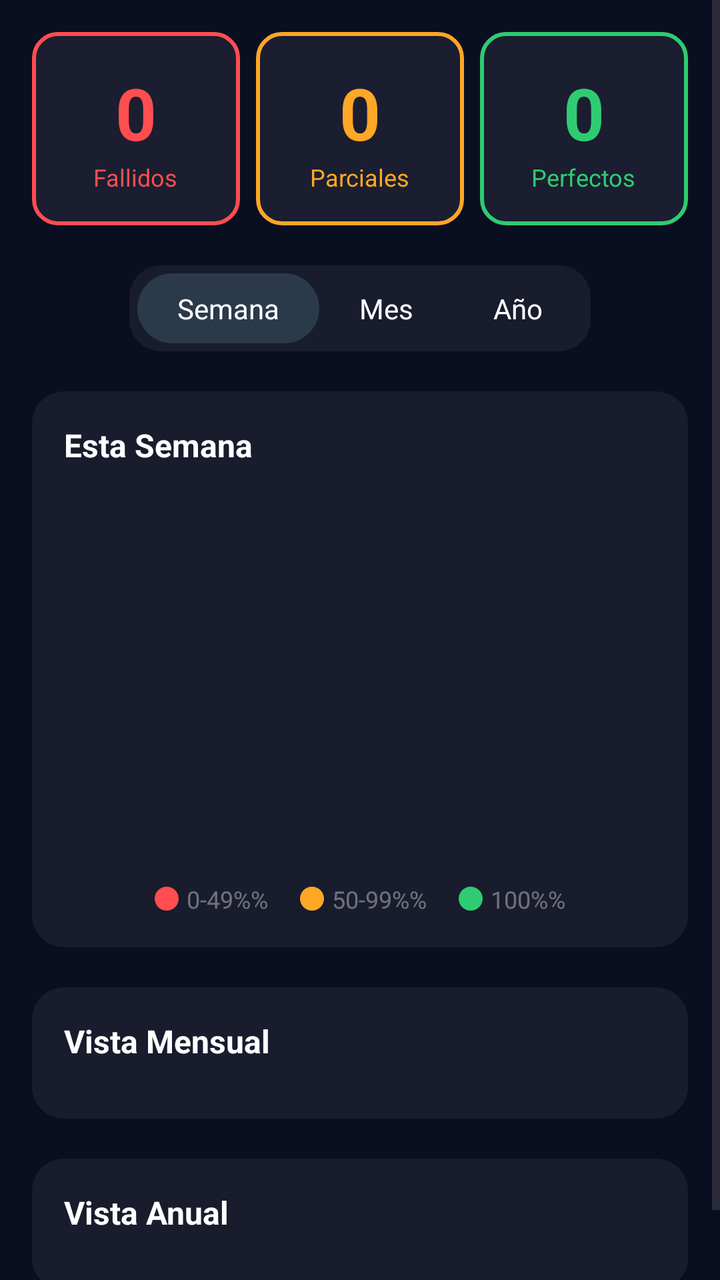
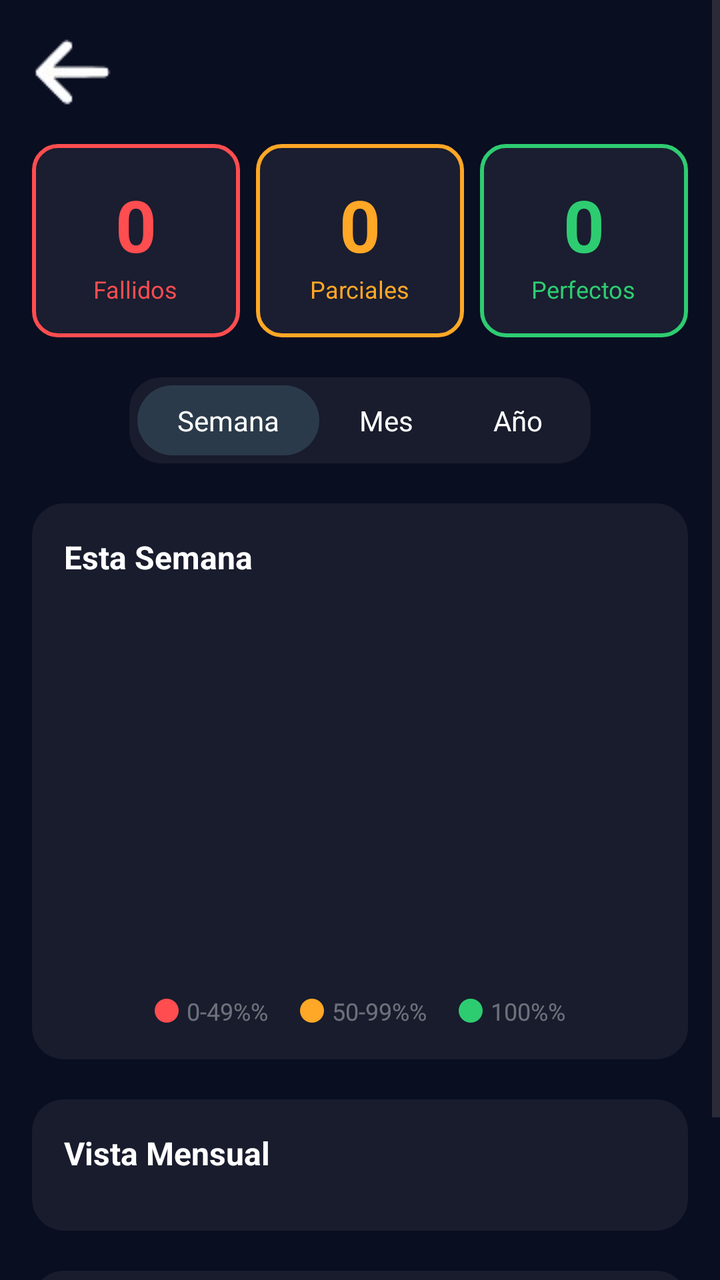

Two renders of the same Android screen: before a commit and after it. Below are the layout's source before the change and the commit's diff.
<!-- AndroidManifest.xml: application theme Theme.Consty_Group -->
<!-- res/layout/fragment_historial_de_avitos.xml -->
<?xml version="1.0" encoding="utf-8"?>
<ScrollView xmlns:android="http://schemas.android.com/apk/res/android"
    xmlns:tools="http://schemas.android.com/tools"
    android:layout_width="match_parent"
    android:layout_height="match_parent"
    android:background="@color/backgroundColo"
    android:fillViewport="true"
    tools:context=".main.abito.HistorialDeAvitosFragment">

    <LinearLayout
        android:layout_width="match_parent"
        android:layout_height="wrap_content"
        android:orientation="vertical"
        android:paddingHorizontal="16dp"
        android:paddingTop="16dp"
        android:paddingBottom="32dp">

        
        <LinearLayout
            android:layout_width="match_parent"
            android:layout_height="wrap_content"
            android:orientation="horizontal"
            android:gravity="center">

            
            <LinearLayout
                android:layout_width="0dp"
                android:layout_height="wrap_content"
                android:layout_weight="1"
                android:layout_marginEnd="8dp"
                android:background="@drawable/bg_box_fallido"
                android:gravity="center"
                android:orientation="vertical"
                android:padding="16dp">

                <TextView
                    android:id="@+id/tvFallidoCount"
                    android:layout_width="wrap_content"
                    android:layout_height="wrap_content"
                    android:text="0"
                    android:textColor="@color/historial_rojo"
                    android:textSize="36sp"
                    android:textStyle="bold" />

                <TextView
                    android:layout_width="wrap_content"
                    android:layout_height="wrap_content"
                    android:text="@string/fallidos"
                    android:textColor="@color/historial_rojo"
                    android:textSize="12sp" />
            </LinearLayout>

            
            <LinearLayout
                android:layout_width="0dp"
                android:layout_height="wrap_content"
                android:layout_weight="1"
                android:layout_marginEnd="8dp"
                android:background="@drawable/bg_box_parcial"
                android:gravity="center"
                android:orientation="vertical"
                android:padding="16dp">

                <TextView
                    android:id="@+id/tvParcialCount"
                    android:layout_width="wrap_content"
                    android:layout_height="wrap_content"
                    android:text="0"
                    android:textColor="@color/historial_amarillo"
                    android:textSize="36sp"
                    android:textStyle="bold" />

                <TextView
                    android:layout_width="wrap_content"
                    android:layout_height="wrap_content"
                    android:text="@string/parciales"
                    android:textColor="@color/historial_amarillo"
                    android:textSize="12sp" />
            </LinearLayout>

            
            <LinearLayout
                android:layout_width="0dp"
                android:layout_height="wrap_content"
                android:layout_weight="1"
                android:background="@drawable/bg_box_perfecto"
                android:gravity="center"
                android:orientation="vertical"
                android:padding="16dp">

                <TextView
                    android:id="@+id/tvPerfectoCount"
                    android:layout_width="wrap_content"
                    android:layout_height="wrap_content"
                    android:text="0"
                    android:textColor="@color/historial_verde"
                    android:textSize="36sp"
                    android:textStyle="bold" />

                <TextView
                    android:layout_width="wrap_content"
                    android:layout_height="wrap_content"
                    android:text="@string/perfectos"
                    android:textColor="@color/historial_verde"
                    android:textSize="12sp" />
            </LinearLayout>
        </LinearLayout>

        
        <LinearLayout
            android:layout_width="wrap_content"
            android:layout_height="wrap_content"
            android:layout_gravity="center"
            android:layout_marginTop="20dp"
            android:background="@drawable/bg_card_historial"
            android:orientation="horizontal"
            android:padding="4dp">

            <TextView
                android:id="@+id/tabSemana"
                android:layout_width="wrap_content"
                android:layout_height="wrap_content"
                android:background="@drawable/bg_tab_selected"
                android:paddingHorizontal="20dp"
                android:paddingVertical="8dp"
                android:text="@string/semana"
                android:textColor="@color/white"
                android:textSize="14sp" />

            <TextView
                android:id="@+id/tabMes"
                android:layout_width="wrap_content"
                android:layout_height="wrap_content"
                android:background="@drawable/bg_tab_unselected"
                android:paddingHorizontal="20dp"
                android:paddingVertical="8dp"
                android:text="@string/mes"
                android:textColor="@color/white"
                android:textSize="14sp" />

            <TextView
                android:id="@+id/tabAnio"
                android:layout_width="wrap_content"
                android:layout_height="wrap_content"
                android:background="@drawable/bg_tab_unselected"
                android:paddingHorizontal="20dp"
                android:paddingVertical="8dp"
                android:text="@string/anio"
                android:textColor="@color/white"
                android:textSize="14sp" />
        </LinearLayout>

        
        <LinearLayout
            android:id="@+id/cardSemana"
            android:layout_width="match_parent"
            android:layout_height="wrap_content"
            android:layout_marginTop="20dp"
            android:background="@drawable/bg_card_historial"
            android:orientation="vertical"
            android:padding="16dp">

            
            <LinearLayout
                android:layout_width="match_parent"
                android:layout_height="wrap_content"
                android:orientation="horizontal">

                <TextView
                    android:layout_width="0dp"
                    android:layout_height="wrap_content"
                    android:layout_weight="1"
                    android:text="@string/esta_semana"
                    android:textColor="@color/white"
                    android:textSize="16sp"
                    android:textStyle="bold" />

                <TextView
                    android:id="@+id/tvRangoSemana"
                    android:layout_width="wrap_content"
                    android:layout_height="wrap_content"
                    android:textColor="@color/TextoGris"
                    android:textSize="14sp" />
            </LinearLayout>

            
            <LinearLayout
                android:id="@+id/barChartContainer"
                android:layout_width="match_parent"
                android:layout_height="180dp"
                android:layout_marginTop="16dp"
                android:gravity="bottom"
                android:orientation="horizontal" />

            
            <LinearLayout
                android:layout_width="match_parent"
                android:layout_height="wrap_content"
                android:layout_marginTop="12dp"
                android:gravity="center"
                android:orientation="horizontal">

                <View
                    android:layout_width="12dp"
                    android:layout_height="12dp"
                    android:background="@drawable/bg_legend_dot_rojo" />

                <TextView
                    android:layout_width="wrap_content"
                    android:layout_height="wrap_content"
                    android:layout_marginStart="4dp"
                    android:layout_marginEnd="16dp"
                    android:text="@string/leyenda_rojo"
                    android:textColor="@color/TextoGris"
                    android:textSize="12sp" />

                <View
                    android:layout_width="12dp"
                    android:layout_height="12dp"
                    android:background="@drawable/bg_legend_dot_amarillo" />

                <TextView
                    android:layout_width="wrap_content"
                    android:layout_height="wrap_content"
                    android:layout_marginStart="4dp"
                    android:layout_marginEnd="16dp"
                    android:text="@string/leyenda_amarillo"
                    android:textColor="@color/TextoGris"
                    android:textSize="12sp" />

                <View
                    android:layout_width="12dp"
                    android:layout_height="12dp"
                    android:background="@drawable/bg_legend_dot_verde" />

                <TextView
                    android:layout_width="wrap_content"
                    android:layout_height="wrap_content"
                    android:layout_marginStart="4dp"
                    android:text="@string/leyenda_verde"
                    android:textColor="@color/TextoGris"
                    android:textSize="12sp" />
            </LinearLayout>
        </LinearLayout>

        
        <LinearLayout
            android:id="@+id/cardMes"
            android:layout_width="match_parent"
            android:layout_height="wrap_content"
            android:layout_marginTop="20dp"
            android:background="@drawable/bg_card_historial"
            android:orientation="vertical"
            android:padding="16dp">

            <TextView
                android:id="@+id/tvTituloMes"
                android:layout_width="wrap_content"
                android:layout_height="wrap_content"
                android:layout_marginBottom="12dp"
                android:text="@string/vista_mensual"
                android:textColor="@color/white"
                android:textSize="16sp"
                android:textStyle="bold" />

            <GridLayout
                android:id="@+id/gridMensual"
                android:layout_width="match_parent"
                android:layout_height="wrap_content"
                android:columnCount="7" />
        </LinearLayout>

        
        <LinearLayout
            android:id="@+id/cardAnio"
            android:layout_width="match_parent"
            android:layout_height="wrap_content"
            android:layout_marginTop="20dp"
            android:background="@drawable/bg_card_historial"
            android:orientation="vertical"
            android:padding="16dp">

            <TextView
                android:id="@+id/tvTituloAnio"
                android:layout_width="wrap_content"
                android:layout_height="wrap_content"
                android:layout_marginBottom="12dp"
                android:text="@string/vista_anual"
                android:textColor="@color/white"
                android:textSize="16sp"
                android:textStyle="bold" />

            <LinearLayout
                android:id="@+id/containerAnual"
                android:layout_width="match_parent"
                android:layout_height="wrap_content"
                android:orientation="vertical" />
        </LinearLayout>

    </LinearLayout>
</ScrollView>
<!-- resources referenced by this layout -->
<resources>
  <color name="TextoGris">#5FFFFFFF</color>
  <color name="backgroundColo">#0A0E21</color>
  <color name="historial_amarillo">#FFA726</color>
  <color name="historial_rojo">#FF4D50</color>
  <color name="historial_verde">#2ECC71</color>
  <color name="white">#FFFFFFFF</color>
  <!-- drawable bg_box_fallido (drawable) -->
  <?xml version="1.0" encoding="utf-8"?>
  <shape xmlns:android="http://schemas.android.com/apk/res/android">
      <solid android:color="#1A1E30"/>
      <corners android:radius="12dp"/>
      <stroke android:width="2dp" android:color="@color/historial_rojo"/>
  </shape>
  <!-- drawable bg_box_parcial (drawable) -->
  <?xml version="1.0" encoding="utf-8"?>
  <shape xmlns:android="http://schemas.android.com/apk/res/android">
      <solid android:color="#1A1E30"/>
      <corners android:radius="12dp"/>
      <stroke android:width="2dp" android:color="@color/historial_amarillo"/>
  </shape>
  <!-- drawable bg_box_perfecto (drawable) -->
  <?xml version="1.0" encoding="utf-8"?>
  <shape xmlns:android="http://schemas.android.com/apk/res/android">
      <solid android:color="#1A1E30"/>
      <corners android:radius="12dp"/>
      <stroke android:width="2dp" android:color="@color/historial_verde"/>
  </shape>
  <!-- drawable bg_card_historial (drawable) -->
  <?xml version="1.0" encoding="utf-8"?>
  <shape xmlns:android="http://schemas.android.com/apk/res/android">
      <solid android:color="#181C2D"/>
      <corners android:radius="16dp"/>
  </shape>
  <!-- drawable bg_legend_dot_amarillo (drawable) -->
  <?xml version="1.0" encoding="utf-8"?>
  <shape xmlns:android="http://schemas.android.com/apk/res/android"
      android:shape="oval">
      <solid android:color="@color/historial_amarillo"/>
      <size android:width="12dp" android:height="12dp"/>
  </shape>
  <!-- drawable bg_legend_dot_rojo (drawable) -->
  <?xml version="1.0" encoding="utf-8"?>
  <shape xmlns:android="http://schemas.android.com/apk/res/android"
      android:shape="oval">
      <solid android:color="@color/historial_rojo"/>
      <size android:width="12dp" android:height="12dp"/>
  </shape>
  <!-- drawable bg_legend_dot_verde (drawable) -->
  <?xml version="1.0" encoding="utf-8"?>
  <shape xmlns:android="http://schemas.android.com/apk/res/android"
      android:shape="oval">
      <solid android:color="@color/historial_verde"/>
      <size android:width="12dp" android:height="12dp"/>
  </shape>
  <!-- drawable bg_tab_selected (drawable) -->
  <?xml version="1.0" encoding="utf-8"?>
  <shape xmlns:android="http://schemas.android.com/apk/res/android">
      <solid android:color="#2A3A4A"/>
      <corners android:radius="20dp"/>
  </shape>
  <!-- drawable bg_tab_unselected (drawable) -->
  <?xml version="1.0" encoding="utf-8"?>
  <shape xmlns:android="http://schemas.android.com/apk/res/android">
      <solid android:color="@android:color/transparent"/>
      <corners android:radius="20dp"/>
  </shape>
  <string name="anio">Año</string>
  <string name="esta_semana">Esta Semana</string>
  <string name="fallidos">Fallidos</string>
  <string name="leyenda_amarillo">50-99%%</string>
  <string name="leyenda_rojo">0-49%%</string>
  <string name="leyenda_verde">100%%</string>
  <string name="mes">Mes</string>
  <string name="parciales">Parciales</string>
  <string name="perfectos">Perfectos</string>
  <string name="semana">Semana</string>
  <string name="vista_anual">Vista Anual</string>
  <string name="vista_mensual">Vista Mensual</string>
  <style name="Theme.Consty_Group" parent="Base.Theme.Consty_Group" />
  <style name="Base.Theme.Consty_Group" parent="Theme.Material3.DayNight.NoActionBar">
          <item name="android:statusBarColor">@color/backgroundColo</item>
  
      </style>
</resources>

<!-- the commit's change to res/layout/fragment_historial_de_avitos.xml (unified diff, before → after) -->
@@ -16,6 +16,16 @@
         android:paddingBottom="32dp">
 
         
+        <ImageButton
+            android:id="@+id/btnVolver"
+            android:layout_width="40dp"
+            android:layout_height="40dp"
+            android:layout_marginBottom="16dp"
+            android:src="@drawable/iconovolver"
+            android:background="?attr/selectableItemBackgroundBorderless"
+            android:contentDescription="@string/volver" />
+
+        
         <LinearLayout
             android:layout_width="match_parent"
             android:layout_height="wrap_content"
<!-- resource entries referenced after the edit -->
@@ -66,6 +66,7 @@
       <solid android:color="@android:color/transparent"/>
       <corners android:radius="20dp"/>
   </shape>
+  <!-- drawable iconovolver: png bitmap (drawable, 3277 bytes) -->
   <string name="anio">Año</string>
   <string name="esta_semana">Esta Semana</string>
   <string name="fallidos">Fallidos</string>
@@ -78,6 +79,7 @@
   <string name="semana">Semana</string>
   <string name="vista_anual">Vista Anual</string>
   <string name="vista_mensual">Vista Mensual</string>
+  <string name="volver">Volver</string>
   <style name="Theme.Consty_Group" parent="Base.Theme.Consty_Group" />
   <style name="Base.Theme.Consty_Group" parent="Theme.Material3.DayNight.NoActionBar">
           <item name="android:statusBarColor">@color/backgroundColo</item>
